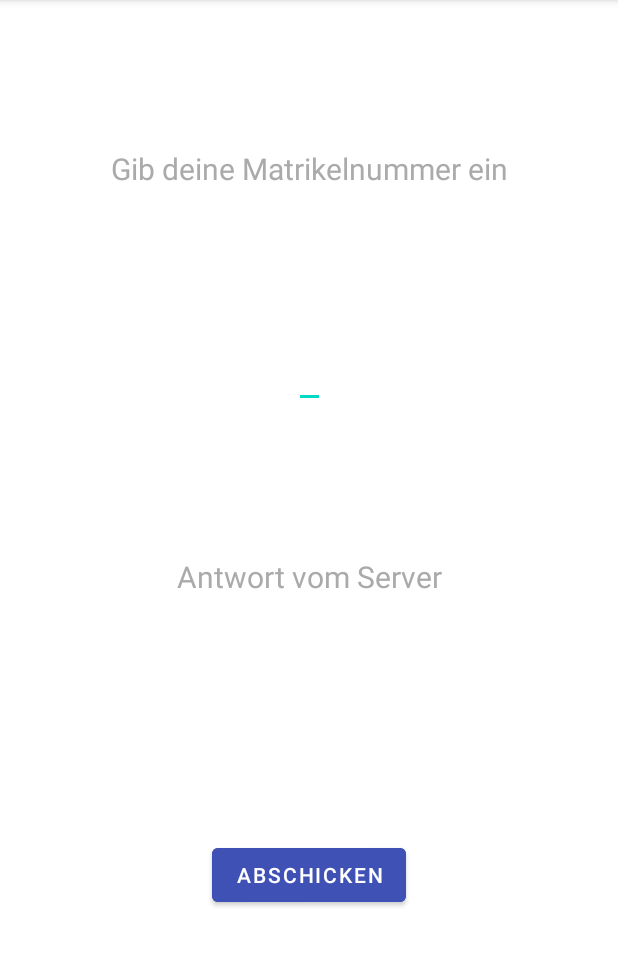
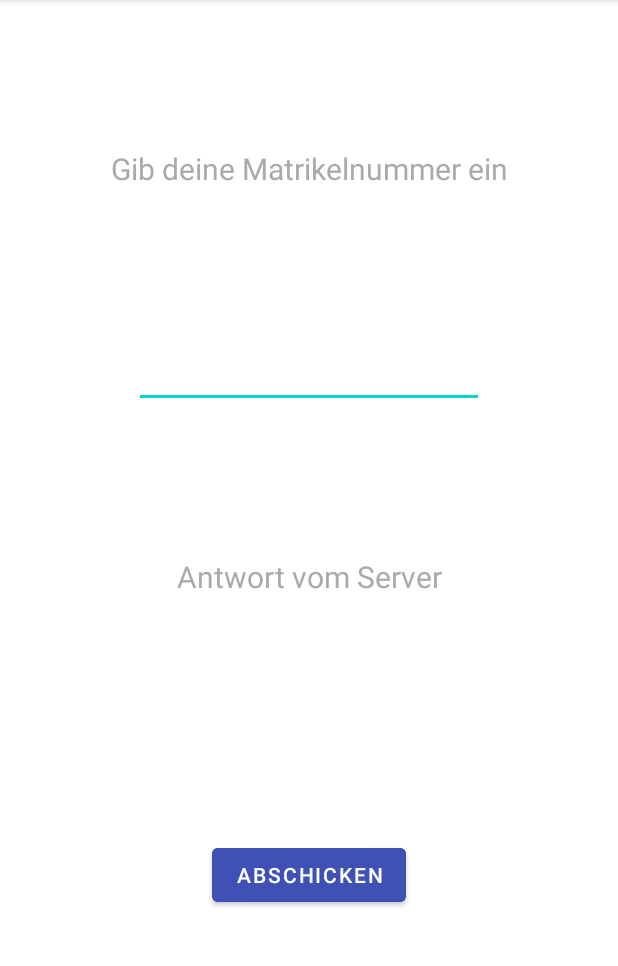
Before and after one commit to fabianberchtold/SE2Einzelphase, an Android app: the screen it shows after launch (MainActivity), on a phone screen of 412 x 824 dp, the part 84-1050 px from its top. Run offline under Robolectric (Android 15) with nearby library versions, the phone set to English and light mode, and no system bars.

Commit message:
"Finished view"

```diff
--- a/app/src/main/res/layout/activity_main.xml
+++ b/app/src/main/res/layout/activity_main.xml
@@ -24,6 +24,7 @@
         android:layout_width="wrap_content"
         android:layout_height="wrap_content"
         android:textSize="20dp"
+        android:ems="10"
         android:textColor="@android:color/darker_gray"
         app:layout_constraintEnd_toEndOf="parent"
         app:layout_constraintStart_toStartOf="parent"
```
